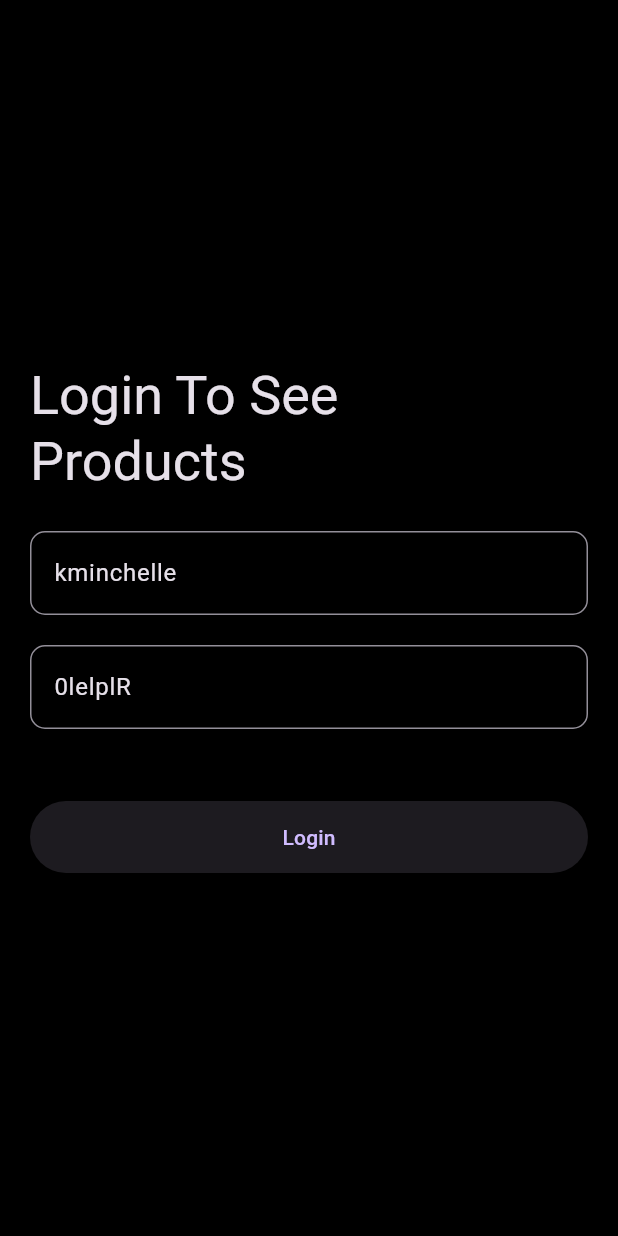
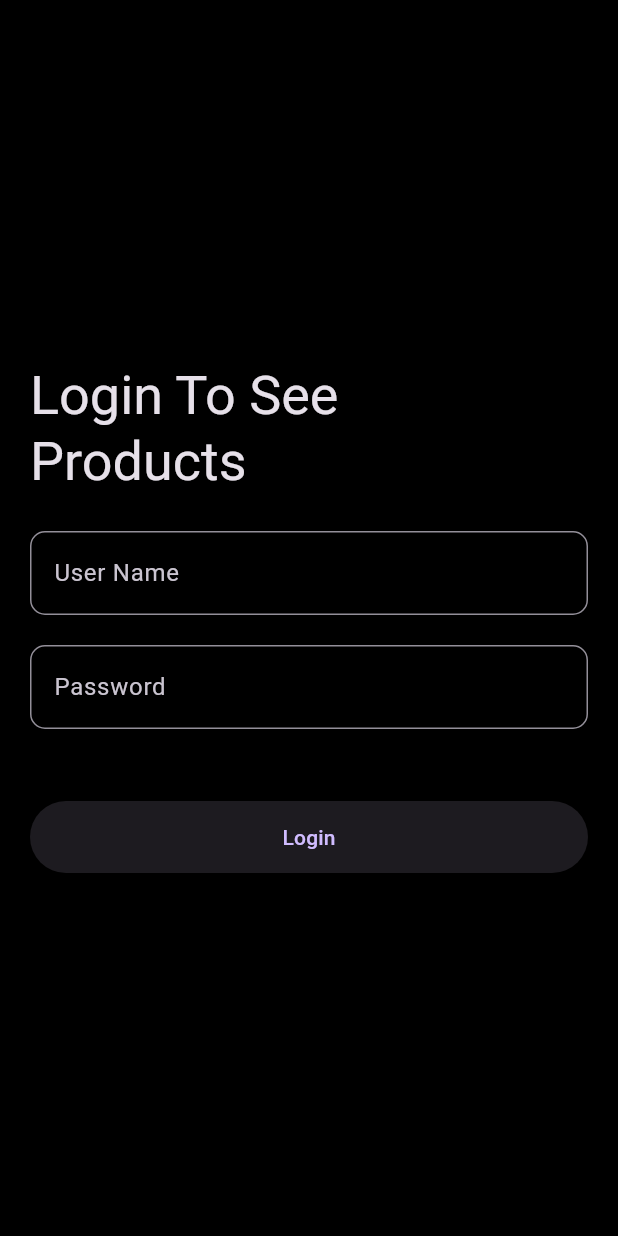
Before and after one commit to basilmuhmd/teckzy_meachine_test, a Flutter app: the screen it shows after launch, on a phone screen of 412 x 824 dp. Run offline on Flutter 3.47's test engine with Material 3 defaults, Android fonts, the phone set to English and light mode, and no system bars; our stand-ins replace dio, flutter_hooks, flutter_riverpod, freezed_annotation, hooks_riverpod, objectbox and 1 more; generated files the repository leaves out were written again.

Commit message:
Final commit

```diff
--- a/lib/view/pages/authentication_page.dart
+++ b/lib/view/pages/authentication_page.dart
@@ -11,8 +11,8 @@ class AuthenticationPage extends HookConsumerWidget {
 
   @override
   Widget build(BuildContext context, WidgetRef ref) {
-    final userNameController = useTextEditingController(text: 'kminchelle');
-    final passwordController = useTextEditingController(text: '0lelplR');
+    final userNameController = useTextEditingController();
+    final passwordController = useTextEditingController();
     final loading = useState(false);
 
     return Scaffold(
```
